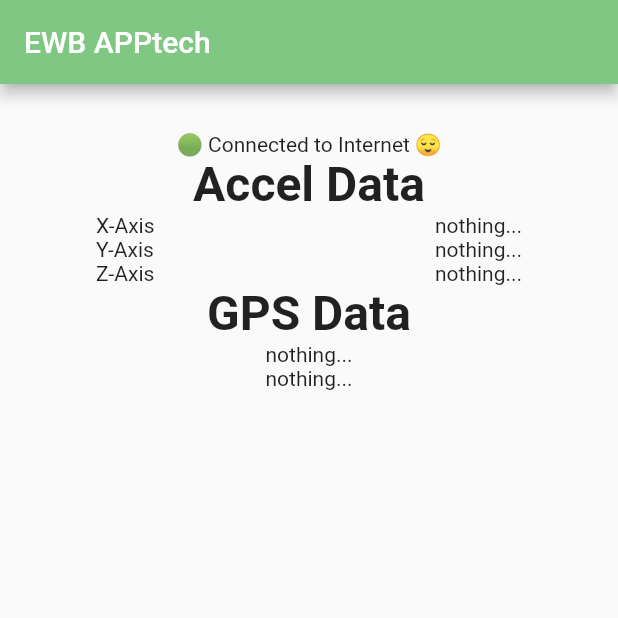
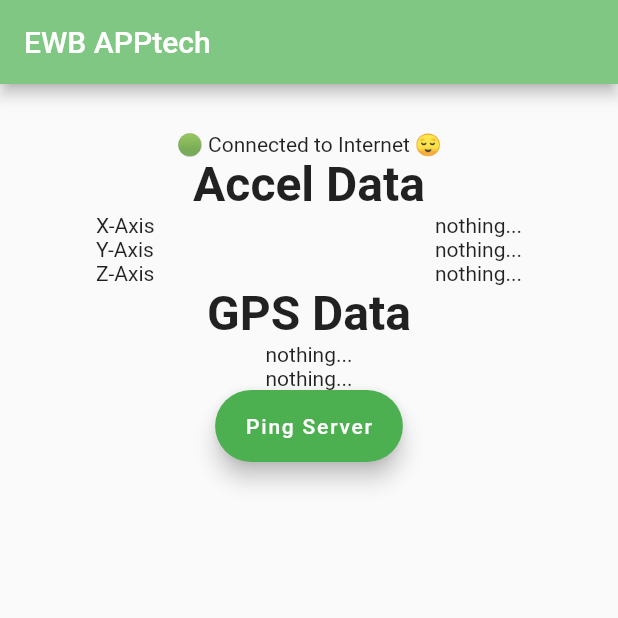
Before and after one commit to jumper385/ewb_new_repo, a Flutter app: the screen it shows after launch, on a phone screen of 412 x 824 dp, the top half of it. Run offline on Flutter 3.47's test engine with Material 2 defaults, Android fonts, the phone set to English and light mode, and no system bars; our stand-ins replace connectivity, location, sensors.

Commit message:
Newest version

```diff
--- a/lib/main.dart
+++ b/lib/main.dart
@@ -3,8 +3,9 @@ import 'package:flutter/cupertino.dart';
 import 'package:sensors/sensors.dart';
 import 'package:location/location.dart';
 import 'dart:async';
-import 'dart:math';
-import 'helpers.dart';
+import 'file_io.dart';
+import 'sensor.dart';
+import 'web.dart';
 import 'dart:io';
 import 'package:path_provider/path_provider.dart';
 
@@ -18,7 +19,7 @@ final String upload = "upload";
 final String stagging = "stagging";
 final String compile = "compile";
 final double distance_threshold = 10.0;
-final String databaseurl = "http://10.1.1.229:3000/apiv1";
+final String databaseurl = "http://172.20.10.2:80/apiv1";
 
 void main() => runApp(MyApp());
 
@@ -110,6 +111,8 @@ class _MainStructureState extends State<MainStructure> {
     if (!await check_folder_empty(upload)) {
       print('checked!');
       if (await is_connected()) {
+        if (await ping_server(databaseurl)) {
+          print("uploading to server");
           final Directory directory = await getExternalStorageDirectory();
           Directory uploadDir = Directory('${directory.path}/$upload');
 
@@ -117,6 +120,7 @@ class _MainStructureState extends State<MainStructure> {
             String name = e.path.split('/').last.split('.')[0];
             upload_delete(databaseurl, name, upload);
           });
+        }
       }
     }
   }
@@ -234,6 +238,16 @@ class _MainStructureState extends State<MainStructure> {
                 Text(latlong != null
                     ? "longitude: " + latlong[1].toString()
                     : 'nothing...'),
+                Padding(
+                  padding: EdgeInsets.symmetric(horizontal: 32, vertical: 0),
+                  child: FloatingActionButton.extended(
+                    onPressed: () {
+                      ping_button(databaseurl, "vehicle 500");
+                    },
+                    label: Text('Ping Server'),
+                    backgroundColor: Colors.green,
+                  ),
+                ),
               ],
             )
           ],
--- a/pubspec.yaml
+++ b/pubspec.yaml
@@ -31,6 +31,7 @@ dependencies:
   connectivity: ^2.0.2
   data_connection_checker: ^0.3.4
   geolocator: ^6.1.7
+  wakelock: ^0.2.1+1
 
   # The following adds the Cupertino Icons font to your application.
   # Use with the CupertinoIcons class for iOS style icons.
```
Also changed, not shown: lib/file_io.dart (renamed from lib/helpers.dart, +1 -44 lines), lib/sensor.dart (added, +10 -0 lines), lib/web.dart (added, +61 -0 lines). Lines whose indentation alone changed are shown as unchanged.
